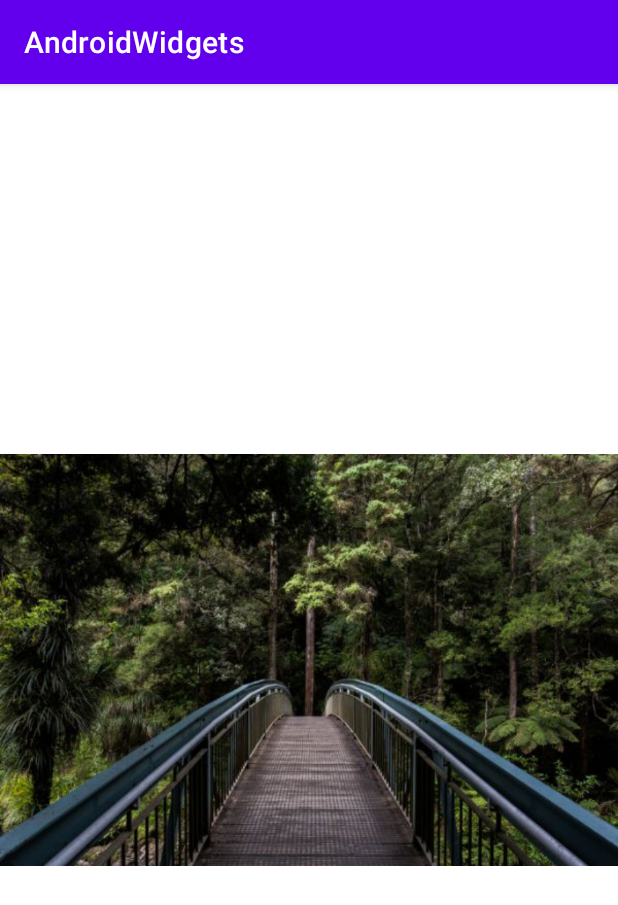
After one commit to rajesh-pujari-improve10x/Android-Widgets, an Android app: the ImageSliderActivity screen opened directly, with no data from a screen before it, on a phone screen of 412 x 824 dp. The commit adds this screen. Shown: the top 905 px of the screen. Run offline under Robolectric (Android 15) with nearby library versions, the phone set to English and light mode, and no system bars.

Commit message:
I created ImageSliderActivity and implemented functionality

```diff
--- /dev/null
+++ b/app/src/main/java/com/improve10x/myapplication/ImageSliderActivity.java
@@ -0,0 +1,25 @@
+package com.improve10x.myapplication;
+
+import androidx.appcompat.app.AppCompatActivity;
+
+import android.os.Bundle;
+
+import com.improve10x.myapplication.databinding.ActivityImageSliderBinding;
+
+public class ImageSliderActivity extends AppCompatActivity {
+
+    private ActivityImageSliderBinding binding;
+    private ImageSliderAdapter adapter = new ImageSliderAdapter();
+
+    @Override
+    protected void onCreate(Bundle savedInstanceState) {
+        super.onCreate(savedInstanceState);
+        binding = ActivityImageSliderBinding.inflate(getLayoutInflater());
+        setContentView(binding.getRoot());
+        imageSlider();
+    }
+
+    private void imageSlider() {
+        binding.imageSliderIs.setAdapter(adapter);
+    }
+}
--- /dev/null
+++ b/app/src/main/java/com/improve10x/myapplication/ImageSliderAdapter.java
@@ -0,0 +1,41 @@
+package com.improve10x.myapplication;
+
+import android.view.View;
+import android.view.ViewGroup;
+import android.widget.ImageView;
+
+import androidx.annotation.NonNull;
+import androidx.viewpager.widget.PagerAdapter;
+import androidx.viewpager.widget.ViewPager;
+
+public class ImageSliderAdapter extends PagerAdapter {
+
+    private int[] sliderImageIds = new int[]{
+            R.drawable.forest, R.drawable.improve10x_logo__1_, R.drawable.awasome, R.drawable.ic_baseline_image_24,
+    };
+
+    @Override
+    public int getCount() {
+        return sliderImageIds.length;
+    }
+
+    @Override
+    public boolean isViewFromObject(@NonNull View view, @NonNull Object object) {
+        return view == ((ImageView)object);
+    }
+
+    @NonNull
+    @Override
+    public Object instantiateItem(@NonNull ViewGroup container, int position) {
+        ImageView imageView = new ImageView(container.getContext());
+        imageView.setScaleType(ImageView.ScaleType.CENTER_INSIDE);
+        imageView.setImageResource(sliderImageIds[position]);
+        ((ViewPager) container).addView(imageView, 0);
+        return imageView;
+    }
+
+    @Override
+    public void destroyItem(@NonNull ViewGroup container, int position, @NonNull Object object) {
+        ((ViewPager) container).removeView((ImageView) object);
+    }
+}
--- /dev/null
+++ b/app/src/main/res/layout/activity_image_slider.xml
@@ -0,0 +1,18 @@
+<?xml version="1.0" encoding="utf-8"?>
+<androidx.constraintlayout.widget.ConstraintLayout xmlns:android="http://schemas.android.com/apk/res/android"
+    xmlns:app="http://schemas.android.com/apk/res-auto"
+    xmlns:tools="http://schemas.android.com/tools"
+    android:layout_width="match_parent"
+    android:layout_height="match_parent"
+    tools:context=".ImageSliderActivity">
+
+    <androidx.viewpager.widget.ViewPager
+        android:id="@+id/image_slider_is"
+        android:layout_width="match_parent"
+        android:layout_height="match_parent"
+        app:layout_constraintBottom_toBottomOf="parent"
+        app:layout_constraintEnd_toEndOf="parent"
+        app:layout_constraintStart_toStartOf="parent"
+        app:layout_constraintTop_toTopOf="parent" />
+
+</androidx.constraintlayout.widget.ConstraintLayout>
```
Also changed, not shown: app/src/main/AndroidManifest.xml (+7 -0 lines), app/src/main/java/com/improve10x/myapplication/MainActivity.java (+8 -0 lines), app/src/main/res/layout/activity_main.xml (+40 -60 lines).
